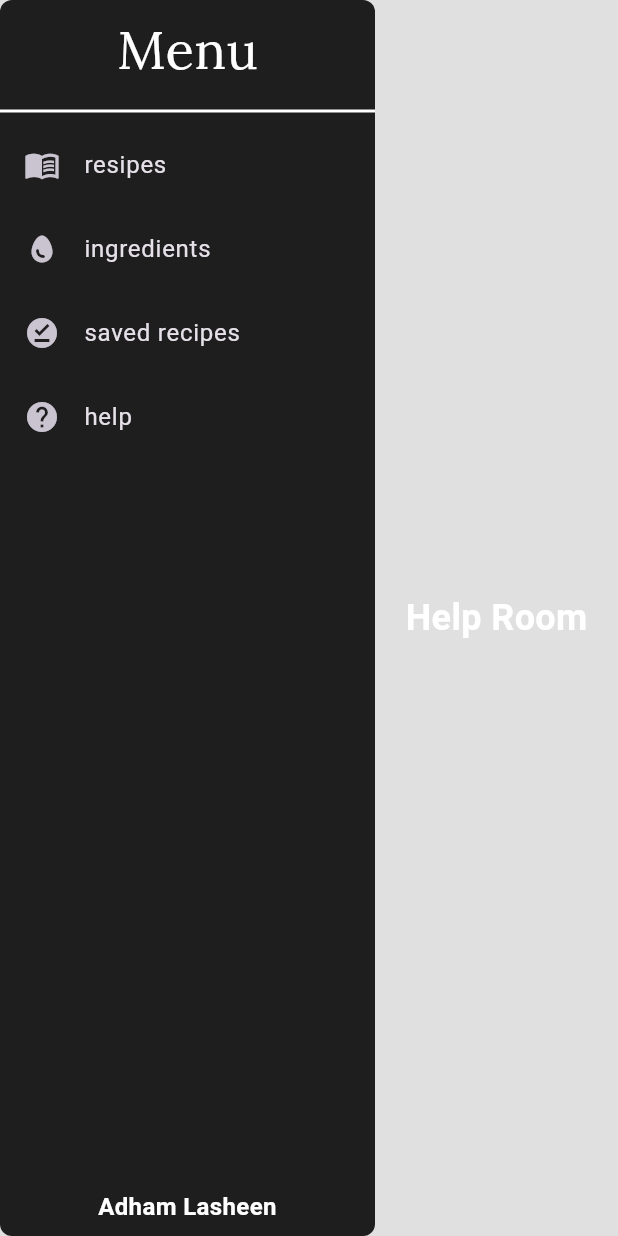
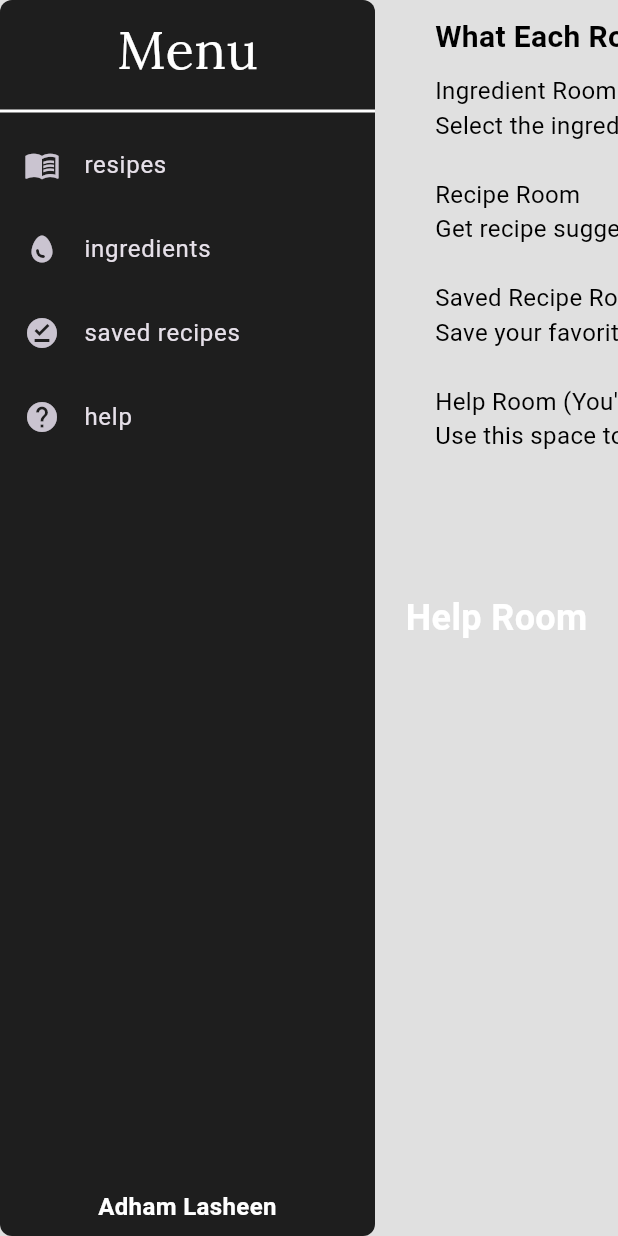
Before and after one commit to AdhamLasheen/cookup, a Flutter app: the screen it shows after launch, after a tap on "ingredients", after a tap on "saved recipes", after a tap on "help", on a phone screen of 412 x 824 dp. Run offline on Flutter 3.47's test engine with Material 3 defaults, Android fonts, the phone set to English and light mode, and no system bars; our stand-ins replace google_fonts.

Commit message:
Help tab: Add detailed descriptions for each room's functionality

```diff
--- a/lib/main.dart
+++ b/lib/main.dart
@@ -143,7 +143,65 @@ class _HomeState extends State<Home> {
               ),
             ),
             Expanded(
-              child: Container(
+              child: Stack(
+                children: [
+                  if (selectedTab == 3) // Show detailed description only for the Help tab
+                    Positioned(
+                      top: 10,
+                      left: 40, // Adjusted to make it touch the black box
+                      child: SingleChildScrollView(
+                        scrollDirection: Axis.horizontal, // Enable horizontal scrolling
+                        child: SingleChildScrollView(
+                          child: Column(
+                            crossAxisAlignment: CrossAxisAlignment.start,
+                            children: [
+                              Text(
+                                'What Each Room Does',
+                                style: TextStyle(
+                                  color: Colors.black, // Text color set to black
+                                  fontSize: 20,
+                                  fontWeight: FontWeight.bold,
+                                ),
+                              ),
+                              const SizedBox(height: 10),
+                              Text(
+                                'Ingredient Room\n'
+                                'Select the ingredients you currently have. You can search for items, add them to your list, and remove them anytime.\n',
+                                style: TextStyle(
+                                  color: Colors.black, // Text color set to black
+                                  fontSize: 16,
+                                ),
+                              ),
+                              Text(
+                                'Recipe Room\n'
+                                'Get recipe suggestions based on the ingredients you\'ve selected. The more you add, the more personalized the results.\n',
+                                style: TextStyle(
+                                  color: Colors.black, // Text color set to black
+                                  fontSize: 16,
+                                ),
+                              ),
+                              Text(
+                                'Saved Recipe Room\n'
+                                'Save your favorite recipes so you can find them easily later.\n',
+                                style: TextStyle(
+                                  color: Colors.black, // Text color set to black
+                                  fontSize: 16,
+                                ),
+                              ),
+                              Text(
+                                'Help Room (You\'re here)\n'
+                                'Use this space to get guidance, ask questions, or report any issues you’re having with the app.',
+                                style: TextStyle(
+                                  color: Colors.black, // Text color set to black
+                                  fontSize: 16,
+                                ),
+                              ),
+                            ],
+                          ),
+                        ),
+                      ),
+                    ),
+                  Container(
                     child: Center(
                       child: selectedTab == 0
                           ? GridView.count(
@@ -238,7 +296,7 @@ class _HomeState extends State<Home> {
                                       ),
                                       child: const Center(
                                         child: Text(
-                                      'White Box',
+                                          'combine ingredients',
                                           style: TextStyle(
                                             color: Colors.black,
                                             fontSize: 14,
@@ -297,7 +355,9 @@ class _HomeState extends State<Home> {
                                         ),
                                       ),
                                     )
-                      : const Center(
+                                  : const Stack(
+                                      children: [
+                                        Center(
                                           child: Text(
                                             'Help Room',
                                             style: TextStyle(
@@ -307,7 +367,11 @@ class _HomeState extends State<Home> {
                                             ),
                                           ),
                                         ),
+                                      ],
                                     ),
+                    ),
+                  ),
+                ],
               ),
             ),
           ],
```
Lines whose indentation alone changed are shown as unchanged.
